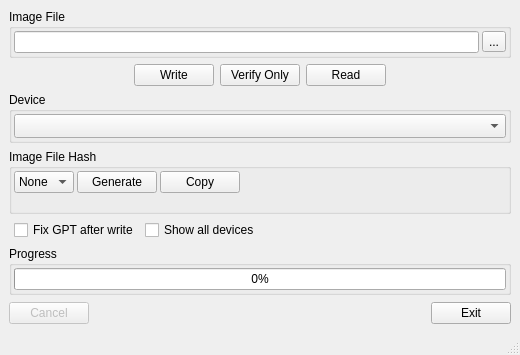
This is src/mainwindow.ui in peacepenguin/win32diskimager as Qt 5 draws it before an edit. The edited form follows.
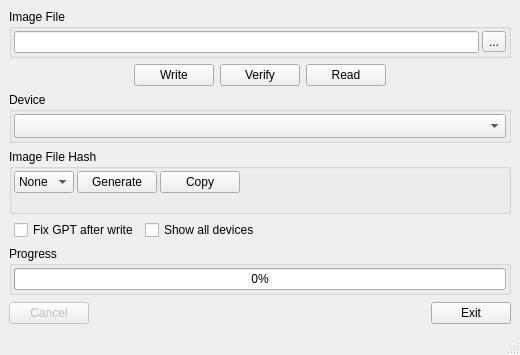
This is the edited form. Icons and pictures are not drawn. Custom widgets are drawn as their Qt base class.

Diff of the .ui file:
```diff
--- a/src/mainwindow.ui
+++ b/src/mainwindow.ui
@@ -122,12 +122,12 @@
         </property>
         <property name="iconSize">
          <size>
-          <width>22</width>
+          <width>25</width>
           <height>22</height>
          </size>
         </property>
         <property name="text">
-         <string>Verify Only</string>
+         <string>Verify</string>
         </property>
        </widget>
       </item>
```
